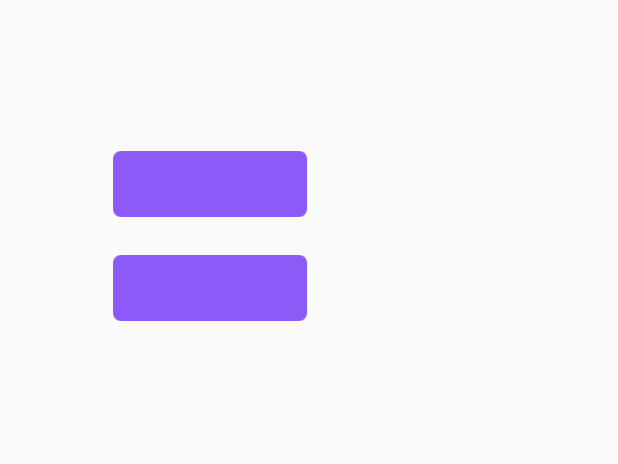
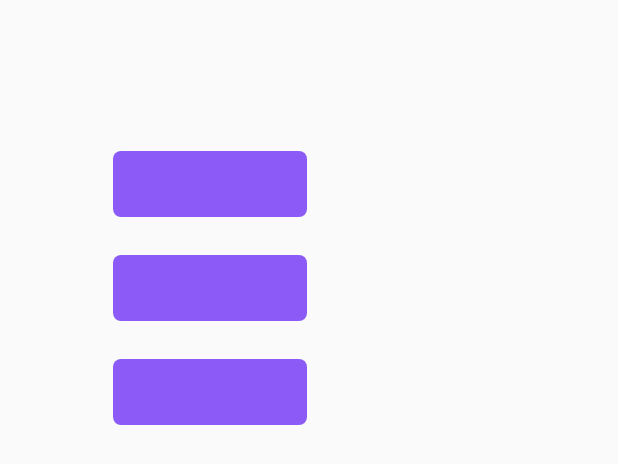
Before and after one commit to DemirBond/android-heart-check, an Android app: the layout three_button_alert_modal.xml on its own in the app's theme, with its tools: preview values and no code run, on a phone screen of 412 x 824 dp. Shown: the top 464 px of the screen. Run offline under Robolectric (Android 15) with nearby library versions, the phone set to English and light mode, and no system bars.

Commit message:
- https://app.asana.com/0/1116397137404776/1120552286135046 - https://app.asana.com/0/1116397137404776/1120552286135050 - https://app.asana.com/0/1116397137404776/1120552286135044 - https://app.asana.com/0/1116397137404776/1120552286135048

```diff
--- a/app/src/main/java/com/szg_tech/heartcheck/core/ConfigurationParams.java
+++ b/app/src/main/java/com/szg_tech/heartcheck/core/ConfigurationParams.java
@@ -960,8 +960,8 @@ public class ConfigurationParams {
     // Evaluation -> Current Therapies -> PO Meds:
     public static final String CCB = "chkCCB";
     public static final String VASODILATOR = "chkvasodilator";
-    public static final String HYDRALAZINE = "chkvasodilator";
-    public static final String NITRATE = "chkvasodilator";
+    public static final String HYDRALAZINE = "chkhydralazine";
+    public static final String NITRATE = "chknitrate";
     public static final String DIHYDROPYRIDINE = "chkdihydropyridine";
     public static final String NONDIHYDROPYRIDINE = "chknondihydropyridine";
     public static final String CURRENT_VKA_THERAPY = "chkVKA";
--- a/app/src/main/java/com/szg_tech/heartcheck/fragments/output/OutputPresenterImpl.java
+++ b/app/src/main/java/com/szg_tech/heartcheck/fragments/output/OutputPresenterImpl.java
@@ -85,7 +85,6 @@ class OutputPresenterImpl extends AbstractPresenter<OutputView> implements Outpu
 
         DialogFragment progressDialog = ProgressModalManager.createAndShowComputeEvaluationProgressDialog((AppCompatActivity) getActivity());
         HashMap<String, Object> evaluationValueMap = EvaluationDAO.getInstance().loadValues();
-
         EvaluationRequest request = new EvaluationRequest(evaluationValueMap, false);
         System.out.println(request.toMap());
 
--- a/app/src/main/java/com/szg_tech/heartcheck/rest/requests/EvaluationRequest.java
+++ b/app/src/main/java/com/szg_tech/heartcheck/rest/requests/EvaluationRequest.java
@@ -3,6 +3,7 @@ package com.szg_tech.heartcheck.rest.requests;
 import com.szg_tech.heartcheck.core.ConfigurationParams;
 import com.szg_tech.heartcheck.rest.requests.mappings.DateInputMapper;
 import com.szg_tech.heartcheck.rest.requests.mappings.RadioButtonMapper;
+import com.szg_tech.heartcheck.storage.EvaluationDAO;
 
 import java.util.HashMap;
 import java.util.Map;
@@ -73,7 +74,8 @@ public class EvaluationRequest {
         gender = (int) evaluationValueMap.get(ConfigurationParams.GENDER);
         SBP = getIntVal(evaluationValueMap.get(ConfigurationParams.SBP));
         DBP = getIntVal(evaluationValueMap.get(ConfigurationParams.DBP));
-        isPAH = getBoolVal(evaluationValueMap.get(ConfigurationParams.IS_PAH));
+//        isPAH = getBoolVal(evaluationValueMap.get(ConfigurationParams.IS_PAH));
+        isPAH = EvaluationDAO.getInstance().getISPAH();
 
         evaluationValueMap.remove(ConfigurationParams.NAME);
         evaluationValueMap.remove(ConfigurationParams.AGE);
--- a/app/src/main/res/layout/three_button_alert_modal.xml
+++ b/app/src/main/res/layout/three_button_alert_modal.xml
@@ -5,8 +5,8 @@
     android:layout_height="wrap_content"
     android:minHeight="@dimen/alert_modal_height"
     android:orientation="vertical"
-    android:paddingBottom="@dimen/alert_modal_padding_bottom"
-    android:paddingTop="@dimen/alert_modal_padding_top">
+    android:paddingTop="@dimen/alert_modal_padding_top"
+    android:paddingBottom="@dimen/alert_modal_padding_bottom">
 
     <com.szg_tech.heartcheck.core.views.CustomTextView
         android:id="@+id/title"
@@ -19,9 +19,9 @@
         android:id="@+id/top_cta_button"
         android:layout_width="match_parent"
         android:layout_height="wrap_content"
-        android:layout_marginEnd="75dp"
         android:layout_marginStart="75dp"
         android:layout_marginTop="25dp"
+        android:layout_marginEnd="75dp"
         android:background="@drawable/blue_button_selector"
         android:gravity="center"
         android:minHeight="44dp"
@@ -31,9 +31,9 @@
         android:id="@+id/middle_cta_button"
         android:layout_width="match_parent"
         android:layout_height="wrap_content"
-        android:layout_marginEnd="75dp"
         android:layout_marginStart="75dp"
         android:layout_marginTop="25dp"
+        android:layout_marginEnd="75dp"
         android:background="@drawable/blue_button_selector"
         android:gravity="center"
         android:minHeight="44dp"
@@ -44,11 +44,12 @@
         android:id="@+id/cancel_button"
         android:layout_width="match_parent"
         android:layout_height="wrap_content"
-        android:layout_marginEnd="80dp"
-        android:layout_marginStart="80dp"
-        android:layout_marginTop="10dp"
+        android:layout_marginStart="75dp"
+        android:layout_marginTop="25dp"
+        android:layout_marginEnd="75dp"
+        android:background="@drawable/blue_button_selector"
         android:gravity="center"
         android:minHeight="44dp"
         android:padding="5dp"
-        app:type="button_dark" />
+        app:type="tag" />
 </LinearLayout>
```
Also changed, not shown: app/src/main/java/com/szg_tech/heartcheck/core/ListRecyclerViewAdapter.java (+5 -4 lines), app/src/main/java/com/szg_tech/heartcheck/core/views/modal/AlertModalManager.java (+10 -4 lines), app/src/main/java/com/szg_tech/heartcheck/fragments/evaluation_list/EvaluationListPresenterImpl.java (+4 -3 lines), app/src/main/java/com/szg_tech/heartcheck/storage/EvaluationDAO.java (+14 -2 lines), 1 other file.
